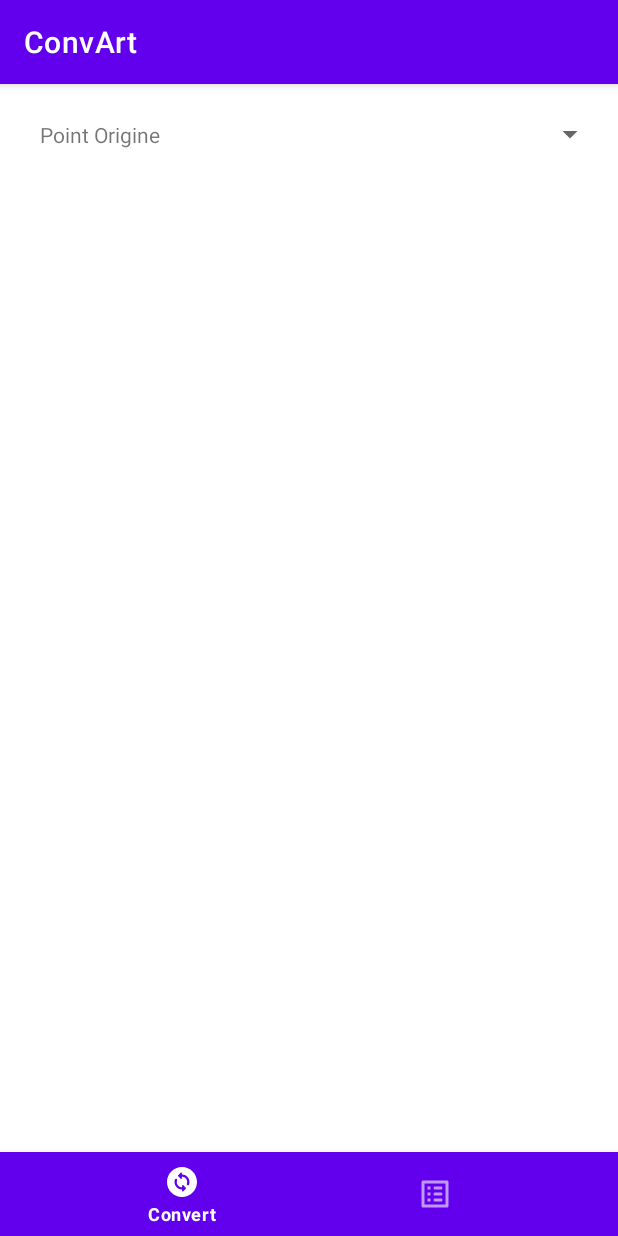
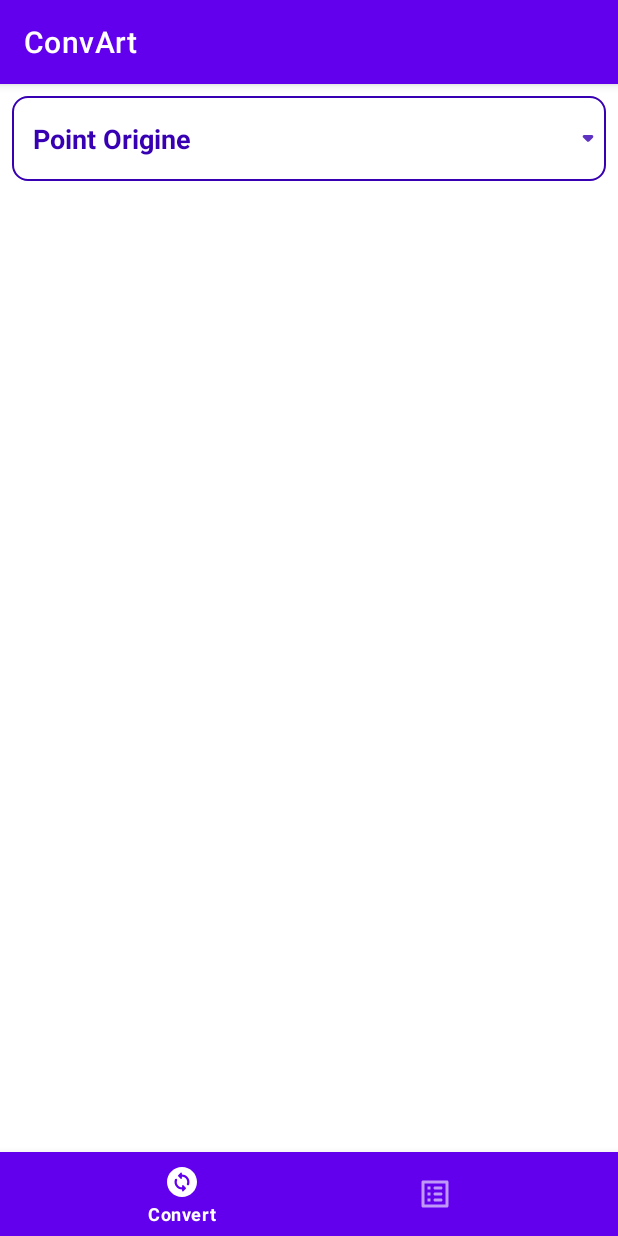
Before and after one commit to iver23/ConvArt, an Android app: the screen it shows after launch (MainActivity), on a phone screen of 412 x 824 dp. Run offline under Robolectric (Android 15) with nearby library versions, the phone set to English and light mode, and no system bars; our stand-ins replace Room's generated code, data binding.

Commit message:
update spinner ui

```diff
--- a/app/src/main/res/drawable/outside_shape.xml
+++ b/app/src/main/res/drawable/outside_shape.xml
@@ -1,8 +1,8 @@
 <?xml version="1.0" encoding="utf-8"?>
 <shape xmlns:android="http://schemas.android.com/apk/res/android"
-    android:shape="rectangle" >
+    android:shape="rectangle">
     <corners
-        android:radius="5dp"
+        android:radius="10dp"
         />
     <stroke
         android:width="1dp"
--- /dev/null
+++ b/app/src/main/res/drawable/spinner_style.xml
@@ -0,0 +1,9 @@
+<?xml version="1.0" encoding="utf-8"?>
+<selector xmlns:android="http://schemas.android.com/apk/res/android">
+    <item>
+
+                <bitmap android:src="@drawable/ic_down_spinner"
+                    android:gravity="center|end"/>
+    </item>
+
+</selector>
--- a/app/src/main/res/layout/fragment_convert.xml
+++ b/app/src/main/res/layout/fragment_convert.xml
@@ -12,7 +12,8 @@
             android:orientation="horizontal"
             android:layout_margin="8dp"
             android:paddingTop="8dp"
-            android:paddingBottom="8dp">
+            android:paddingBottom="8dp"
+            android:background="@drawable/outside_shape">
 
             <TextView
                 android:layout_width="0dp"
@@ -21,14 +22,19 @@
                 android:layout_weight="1"
                 android:gravity="center"
                 android:padding="8dp"
-                android:text="@string/point_origine_tv_str"/>
+                android:text="@string/point_origine_tv_str"
+                android:textColor="@color/purple_700"
+                android:textStyle="bold"
+                android:textSize="18sp"/>
 
             <Spinner
                 android:id="@+id/point_origine"
-                android:layout_width="wrap_content"
+                android:layout_width="0dp"
                 android:layout_height="match_parent"
                 android:layout_weight="2"
-                android:gravity="center"/>
+                android:background="@drawable/spinner_style"
+                android:dropDownWidth="wrap_content"
+                android:gravity="center" />
 
 
         </LinearLayout>
```
Also changed, not shown: app/src/main/res/drawable-hdpi/ic_down_spinner.png (added), app/src/main/res/drawable-mdpi/ic_down_spinner.png (added), app/src/main/res/drawable-xhdpi/ic_down_spinner.png (added), app/src/main/res/drawable-xxhdpi/ic_down_spinner.png (added).
